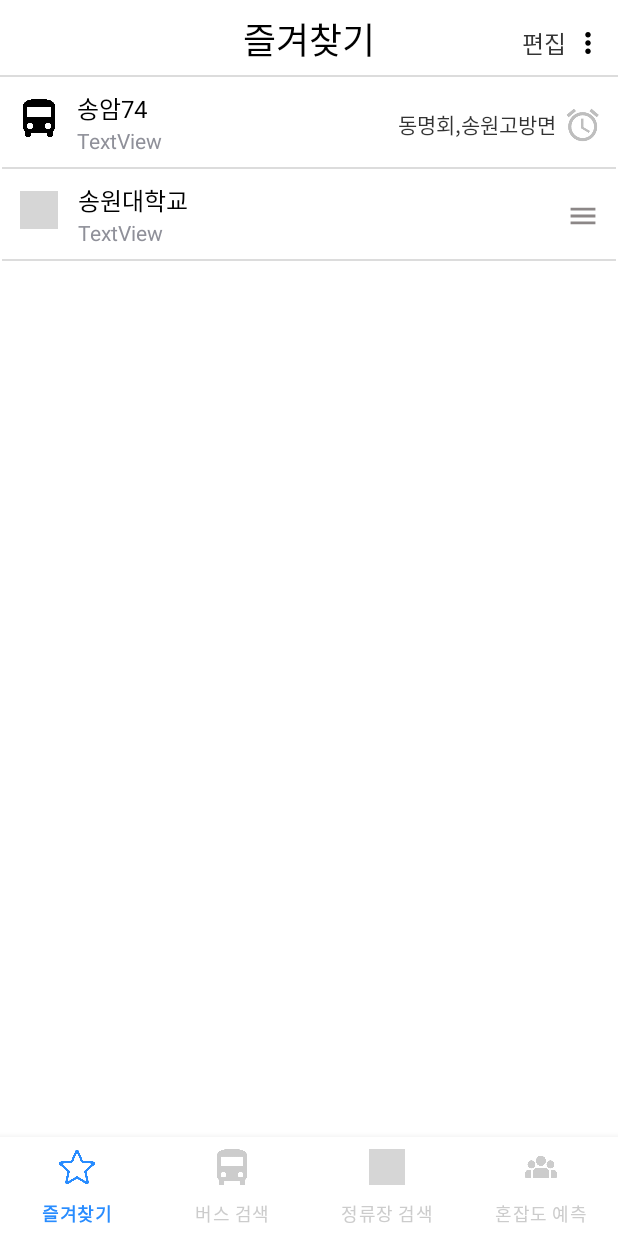
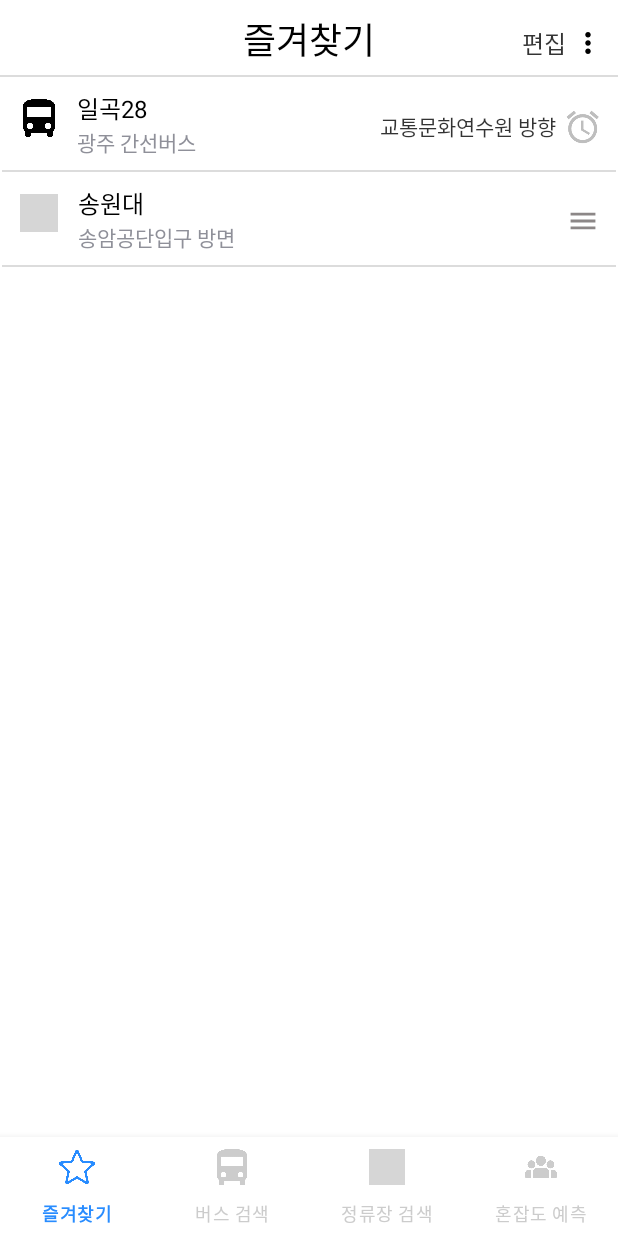
Before and after one commit to 2022-SMHRD-KDT-New-IoT-4/EveryBus, an Android app: the screen it shows after launch (MainActivity), on a phone screen of 412 x 824 dp. Run offline under Robolectric (Android 15) with nearby library versions, the phone set to English and light mode, and no system bars; grey boxes are pictures that could not be loaded.

Commit message:
은정 commit 화면넘김 우선 완

```diff
--- a/app/build.gradle
+++ b/app/build.gradle
@@ -33,7 +33,6 @@ android {
 }
 
 dependencies {
-
     implementation 'androidx.core:core-ktx:1.7.0'
     implementation 'androidx.appcompat:appcompat:1.6.1'
     implementation 'com.google.android.material:material:1.8.0'
@@ -48,5 +47,4 @@ dependencies {
     implementation 'com.fasterxml.jackson.core:jackson-core:2.9.7'
     implementation 'com.fasterxml.jackson.core:jackson-annotations:2.9.7'
     implementation 'com.fasterxml.jackson.core:jackson-databind:2.9.7'
-
 }
--- a/app/src/main/AndroidManifest.xml
+++ b/app/src/main/AndroidManifest.xml
@@ -47,6 +47,10 @@
             android:name=".CongestionInfoActivity"
             android:exported="false">
         </activity>
+        <activity
+            android:name=".BusRouteActivity"
+            android:exported="true">
+        </activity>
 
 
 
--- a/app/src/main/java/com/example/everybus/BookmarkActivity.kt
+++ b/app/src/main/java/com/example/everybus/BookmarkActivity.kt
@@ -28,8 +28,8 @@ class BookmarkActivity : Fragment() {
 
 
        // 데이터 넣어주기
-       bookmarkList.add(BookmarkVO(R.drawable.bus,"송암74","동명회,송원고방면",R.drawable.ridebell))
-       bookmarkList.add(BookmarkVO(R.drawable.station, "송원대학교","", R.drawable.burger))
+       bookmarkList.add(BookmarkVO(R.drawable.bus,"일곡28","광주 간선버스","교통문화연수원 방향",R.drawable.ridebell))
+       bookmarkList.add(BookmarkVO(R.drawable.station, "송원대","송암공단입구 방면","", R.drawable.burger))
 
       // 즐겨찾기 Adapter
        val adapter = BookmarkAdapter(requireActivity().applicationContext,bookmarkList)
--- a/app/src/main/java/com/example/everybus/BookmarkAdapter.kt
+++ b/app/src/main/java/com/example/everybus/BookmarkAdapter.kt
@@ -16,11 +16,13 @@ class BookmarkAdapter(val context: Context, val data: ArrayList<BookmarkVO>)
         inner class ViewHolder(view: View):RecyclerView.ViewHolder(view){
             val tvName : TextView
             val tvRoute : TextView
+            val tvKind : TextView
             val img1 : ImageView
             val img2 : ImageButton
           init {
               tvName = view.findViewById(R.id.tvName)
               tvRoute = view.findViewById(R.id.tvRoute)
+              tvKind = view.findViewById(R.id.tvKind)
               img1 = view.findViewById(R.id.img1)
               img2 = view.findViewById(R.id.img2)
           }
@@ -38,15 +40,30 @@ class BookmarkAdapter(val context: Context, val data: ArrayList<BookmarkVO>)
         return  data.size
     }
 
+    var click = false
     override fun onBindViewHolder(holder: ViewHolder, position: Int) {
         // 버스&정류장 이름
         holder.tvName.text = data[position].Name
+        // 버스 종류, 정류장의 경우 방면
+        holder.tvKind.text = data[position].Kind
         // 경로
         holder.tvRoute.text = data[position].Route
         // 버스&정류장 아이콘
         holder.img1.setImageResource(data[position].img_1)
         // 승차벨&햄버거 아이콘
         holder.img2.setImageResource(data[position].img_2)
+
+        holder.img2.setOnClickListener{
+            click = true
+            if(click){
+                holder.img2.setImageResource(R.drawable.redridebell)
+
+            }else{
+                holder.img2.setImageResource(R.drawable.ridebell)
+
+            }
+
+        }
     }
 
 
--- a/app/src/main/java/com/example/everybus/BookmarkVO.kt
+++ b/app/src/main/java/com/example/everybus/BookmarkVO.kt
@@ -1,4 +1,4 @@
 package com.example.everybus
-// 버스&정류장 아이콘, 버스&정류장 이름, 경로(방면), 승차벨&햄버거 아이콘
-data class BookmarkVO (var img_1: Int, var Name: String, var Route: String, var img_2: Int){
+// 버스&정류장 아이콘, 버스&정류장 이름, 경로(방면), 버스종류 승차벨&햄버거 아이콘
+data class BookmarkVO (var img_1: Int, var Name: String, var Kind : String, var Route: String, var img_2: Int){
 }
--- a/app/src/main/java/com/example/everybus/Bus_Search2.kt
+++ b/app/src/main/java/com/example/everybus/Bus_Search2.kt
@@ -20,11 +20,12 @@ class Bus_Search2 : AppCompatActivity(){
         var busList = ArrayList<BusSearchVO>()
 
         // 데이터 넣어주기
-        busList.add(BusSearchVO("송암 74", "금호모아아파트 방향", R.drawable.rightarrow))
+        busList.add(BusSearchVO("일곡28", "살레시오고/ 교통문화연수원 방향", R.drawable.rightarrow))
 
         rcClick.setOnClickListener {
             var intent = Intent( this@Bus_Search2,
-                Bus_Search2::class.java )
+                BusRouteActivity::class.java )
+            intent.addFlags(Intent.FLAG_ACTIVITY_NO_ANIMATION)
             startActivity(intent)
 
         }
--- a/app/src/main/java/com/example/everybus/CongestionInfoActivity.kt
+++ b/app/src/main/java/com/example/everybus/CongestionInfoActivity.kt
@@ -15,8 +15,8 @@ import com.android.volley.RequestQueue
 import com.android.volley.toolbox.StringRequest
 import com.android.volley.toolbox.Volley
 import com.example.everybus.R
+import org.json.JSONArray
 import com.fasterxml.jackson.databind.ObjectMapper
-import org.json.JSONArray
 
 
 class CongestionInfoActivity : AppCompatActivity(){
@@ -39,7 +39,7 @@ class CongestionInfoActivity : AppCompatActivity(){
         val btnCHome = findViewById<ImageButton>(R.id.btnCHome)
         val btnCBack = findViewById<ImageButton>(R.id.btnCBack)
 
-        val spf = this.getSharedPreferences("SPF", Context.MODE_PRIVATE)
+        val spf = this.getSharedPreferences("SPF", MODE_PRIVATE)
 
         val hour = spf.getString("hour", "00")
         val min = spf.getString("min", "00")
--- a/app/src/main/res/layout/bus_search_recently.xml
+++ b/app/src/main/res/layout/bus_search_recently.xml
@@ -13,7 +13,7 @@
         android:layout_marginStart="12dp"
         android:layout_marginTop="8dp"
         android:text="TextView"
-        android:textColor="#4CAF50"
+        android:textColor="@color/mainColor"
         android:textSize="16sp"
         android:textStyle="normal"
         app:layout_constraintStart_toStartOf="parent"
--- a/app/src/main/res/layout/list_bookmark.xml
+++ b/app/src/main/res/layout/list_bookmark.xml
@@ -46,7 +46,7 @@
         app:layout_constraintTop_toTopOf="@+id/img2" />
 
     <TextView
-        android:id="@+id/textView16"
+        android:id="@+id/tvKind"
         android:layout_width="wrap_content"
         android:layout_height="wrap_content"
         android:layout_marginBottom="10dp"
--- a/app/src/main/res/layout/list_bus_route.xml
+++ b/app/src/main/res/layout/list_bus_route.xml
@@ -70,11 +70,9 @@
         android:background="@drawable/border_round"
         android:text="Text"
         android:textSize="10sp"
-        app:layout_constraintBottom_toBottomOf="@+id/imgRoute"
+        android:textStyle="bold"
         app:layout_constraintEnd_toEndOf="@+id/tvBRBusId"
-        app:layout_constraintHorizontal_bias="0.0"
         app:layout_constraintStart_toStartOf="@+id/tvBRBusId"
-        app:layout_constraintTop_toBottomOf="@+id/tvBRBusId"
-        app:layout_constraintVertical_bias="0.0" />
+        app:layout_constraintTop_toBottomOf="@+id/tvBRBusId" />
 
 </androidx.constraintlayout.widget.ConstraintLayout>
```
Also changed, not shown: app/src/main/java/com/example/everybus/BusRouteActivity.kt (+14 -23 lines), app/src/main/java/com/example/everybus/BusRouteAdapter.kt (+20 -0 lines), app/src/main/res/drawable/redridebell.png (added).
